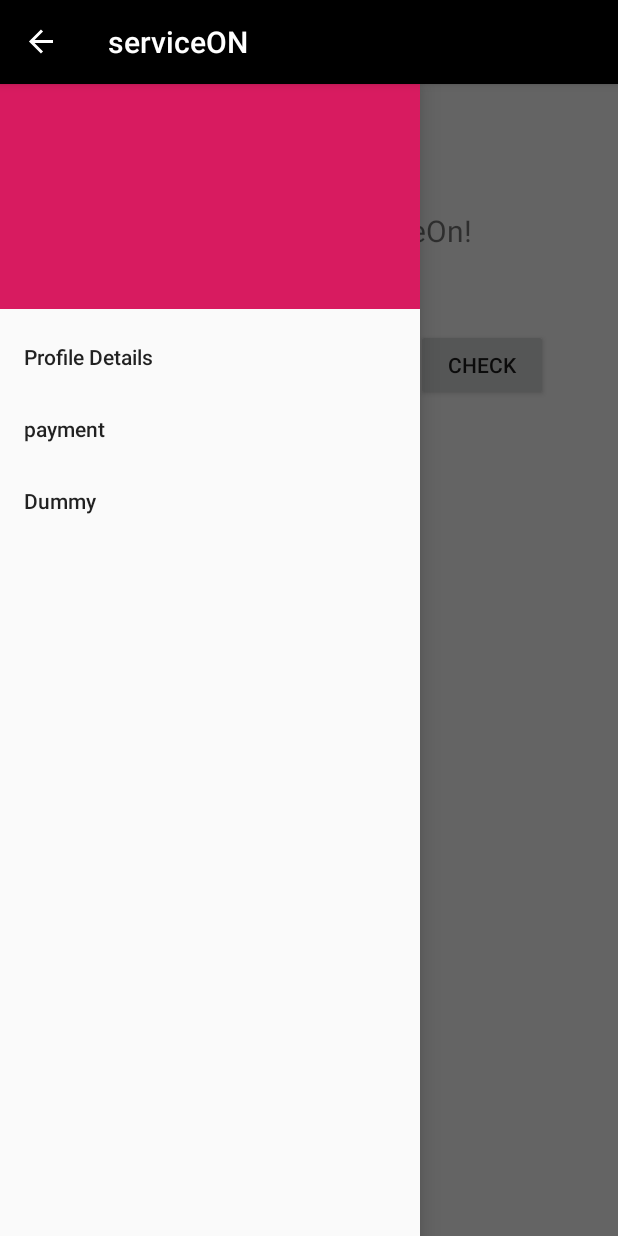
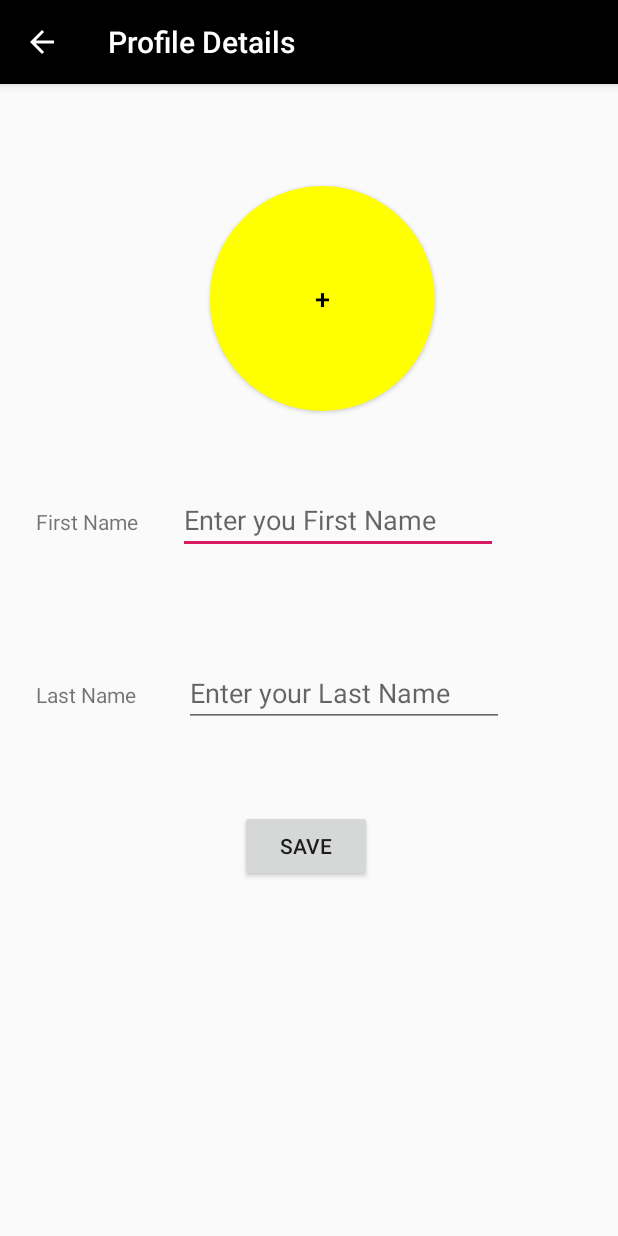
Before and after one commit to Nimitlambton/ServiceOnPassenger, an Android app: the screen it shows after launch (MainActivity before the commit, ProfileDetails after it), after a tap on "Profile Details", on a phone screen of 412 x 824 dp. Run offline under Robolectric (Android 15) with nearby library versions, the phone set to English and light mode, and no system bars; 2 other taps on this screen came first.

```diff
--- a/app/build.gradle
+++ b/app/build.gradle
@@ -25,7 +25,7 @@ android {
 
 dependencies {
     implementation fileTree(dir: 'libs', include: ['*.jar'])
-    implementation"org.jetbrains.kotlin:kotlin-stdlib-jdk7:$kotlin_version"
+    implementation "org.jetbrains.kotlin:kotlin-stdlib-jdk7:$kotlin_version"
     implementation 'androidx.appcompat:appcompat:1.0.2'
     implementation 'androidx.core:core-ktx:1.0.2'
     implementation 'androidx.constraintlayout:constraintlayout:1.1.3'
--- a/app/src/main/AndroidManifest.xml
+++ b/app/src/main/AndroidManifest.xml
@@ -9,6 +9,8 @@
         android:roundIcon="@mipmap/ic_launcher_round"
         android:supportsRtl="true"
         android:theme="@style/AppTheme">
+        <activity android:name=".paymentAct"></activity>
+        <activity android:name=".ProfileDetails" />
         <activity android:name=".MainActivity">
             <intent-filter>
                 <action android:name="android.intent.action.MAIN" />
--- a/app/src/main/java/com/lambtonserviceon/MainActivity.kt
+++ b/app/src/main/java/com/lambtonserviceon/MainActivity.kt
@@ -1,5 +1,6 @@
 package com.lambtonserviceon
 
+import android.content.Intent
 import androidx.appcompat.app.AppCompatActivity
 import android.os.Bundle
 import android.view.MenuItem
@@ -40,19 +41,36 @@ class MainActivity : AppCompatActivity() ,  View.OnClickListener{
 
 
         navView.setNavigationItemSelectedListener {
+//
+//
             when(it.itemId){
 
-                R.id.miItem1 ->
 
-                    Toast.makeText(this , "helloworld" ,Toast.LENGTH_SHORT).show()
+                R.id.miItem1 -> {
+                    val intent = Intent(this, ProfileDetails::class.java)
+
+                startActivity(intent)
+                }
+
+                R.id.miItem2 -> {
 
 
 
+                    val intent = Intent(this, paymentAct::class.java)
+
+                    startActivity(intent)
+
+                }
+
+                R.id.miItem3 -> {
+                    Toast.makeText(this, "Dummy", Toast.LENGTH_SHORT).show()
+                }
 
             }
+
+
             true
         }
-
 
 
         Searchbtn = findViewById(R.id.Searchbtn)
@@ -64,8 +82,6 @@ class MainActivity : AppCompatActivity() ,  View.OnClickListener{
 
 
     }
-
-
 
 
 
@@ -82,82 +98,34 @@ class MainActivity : AppCompatActivity() ,  View.OnClickListener{
 
     fun checkPostalCode(postalCode:String){
 
-
-       // Toast.makeText(applicationContext ,  postalCode,  Toast.LENGTH_LONG).show()
-
-
         if ( postalCode == "" ) {
 
-
             Toast.makeText(applicationContext , "please enter PostalCode  " ,  Toast.LENGTH_LONG).show()
-
-
         }
-
-
-
-
             var    pattern  =  Regex  ("^(?!.*[DFIOQU])[A-VXY][0-9][A-Z] ?[0-9][A-Z][0-9]$")
-
-
-           var result = pattern.matches(postalCode)
-
-
-
-
-
+            var result = pattern.matches(postalCode)
 
         if (result) {
-
         //    Toast.makeText(applicationContext , result.toString() ,  Toast.LENGTH_LONG).show()
             Searchbtn.visibility = View.VISIBLE
-
         }else if (result == false )  {
-
             Toast.makeText(applicationContext , "Invalid Postal Code" ,  Toast.LENGTH_LONG).show()
-
             Searchbtn.visibility = View.INVISIBLE
-
-
         }
-
-
-
-
-    }
-
-
-
-
-    override fun onClick(v: View?) {
-
-        when(v?.id ){
-
-
-            R.id.chkbtn ->{
-
-                checkPostalCode(postalCode.text.toString())
-
-            }
-
-
-
-        }
-
-
-
-
-
-
-
-
     }
 
 
 
 
 
+    override fun onClick(v: View?) {
+        when(v?.id ){
+            R.id.chkbtn ->{
+                checkPostalCode(postalCode.text.toString())
+            }
+        }
 
+    }
 
 
 
--- /dev/null
+++ b/app/src/main/java/com/lambtonserviceon/ProfileDetails.kt
@@ -0,0 +1,67 @@
+package com.lambtonserviceon
+
+import android.content.Intent
+import androidx.appcompat.app.AppCompatActivity
+import android.os.Bundle
+import android.provider.MediaStore
+import android.widget.Button
+import android.widget.Toast
+import kotlinx.android.synthetic.main.activity_payment.*
+
+class ProfileDetails : AppCompatActivity() {
+
+    lateinit var button : Button
+    override fun onCreate(savedInstanceState: Bundle?) {
+        super.onCreate(savedInstanceState)
+        setContentView(R.layout.activity_profile_details)
+
+
+
+        this.setupActionBarBtn()
+
+         button = findViewById(R.id.dpBtn)
+
+
+        button.setText("+");
+
+
+        button.setOnClickListener {
+
+
+            Toast.makeText(this, "Dummy", Toast.LENGTH_SHORT).show()
+
+
+        }
+
+
+    }
+
+
+
+
+
+
+
+
+
+
+
+    fun setupActionBarBtn(){
+
+        this.title = "Profile Details"
+        val actionbar = supportActionBar
+        //set back button
+        actionbar!!.setDisplayHomeAsUpEnabled(true)
+
+
+
+    }
+
+
+
+    override fun onSupportNavigateUp(): Boolean {
+        onBackPressed()
+        return true
+    }
+
+}
--- /dev/null
+++ b/app/src/main/res/drawable/round_button.xml
@@ -0,0 +1,13 @@
+<?xml version = "1.0" encoding = "utf-8"?>
+<selector xmlns:android = "http://schemas.android.com/apk/res/android">
+    <item android:state_pressed = "false">
+        <shape android:shape = "oval">
+            <solid android:color = "#ffff00"/>
+        </shape>
+    </item>
+    <item android:state_pressed = "true">
+        <shape android:shape = "oval">
+            <solid android:color = "#fff000"/>
+        </shape>
+    </item>
+</selector>
--- /dev/null
+++ b/app/src/main/res/layout/activity_profile_details.xml
@@ -0,0 +1,76 @@
+<?xml version="1.0" encoding="utf-8"?>
+<androidx.constraintlayout.widget.ConstraintLayout xmlns:android="http://schemas.android.com/apk/res/android"
+    xmlns:app="http://schemas.android.com/apk/res-auto"
+    xmlns:tools="http://schemas.android.com/tools"
+    android:layout_width="match_parent"
+    android:layout_height="match_parent"
+    tools:context=".ProfileDetails">
+
+
+    <Button
+        android:id="@+id/dpBtn"
+        android:layout_width="150dp"
+        android:layout_height="150dp"
+        android:layout_marginStart="140dp"
+        android:layout_marginTop="68dp"
+        android:background="@drawable/round_button"
+        android:textAlignment="center"
+        android:textColor="#000"
+        android:textSize="18sp"
+        app:layout_constraintStart_toStartOf="parent"
+        app:layout_constraintTop_toTopOf="parent" />
+
+    <Button
+        android:id="@+id/savebtn"
+        android:layout_width="wrap_content"
+        android:layout_height="wrap_content"
+        android:layout_marginStart="160dp"
+        android:layout_marginTop="484dp"
+        android:text="save"
+        app:layout_constraintStart_toStartOf="parent"
+        app:layout_constraintTop_toTopOf="parent" />
+
+    <EditText
+        android:id="@+id/firstName"
+        android:layout_width="wrap_content"
+        android:layout_height="wrap_content"
+        android:layout_marginTop="268dp"
+        android:layout_marginEnd="80dp"
+        android:ems="10"
+        android:hint="Enter you First Name"
+        android:inputType="textPersonName"
+        android:textColorLink="#008B2121"
+        app:layout_constraintEnd_toEndOf="parent"
+        app:layout_constraintTop_toTopOf="parent" />
+
+    <EditText
+        android:id="@+id/lastName"
+        android:layout_width="wrap_content"
+        android:layout_height="wrap_content"
+        android:layout_marginStart="32dp"
+        android:ems="10"
+        android:hint="Enter your Last Name"
+        android:inputType="textPersonName"
+        app:layout_constraintBaseline_toBaselineOf="@+id/textView5"
+        app:layout_constraintStart_toEndOf="@+id/textView5" />
+
+    <TextView
+        android:id="@+id/textView3"
+        android:layout_width="wrap_content"
+        android:layout_height="wrap_content"
+        android:layout_marginStart="24dp"
+        android:text="First Name"
+        app:layout_constraintBaseline_toBaselineOf="@+id/firstName"
+        app:layout_constraintStart_toStartOf="parent" />
+
+    <TextView
+        android:id="@+id/textView5"
+        android:layout_width="wrap_content"
+        android:layout_height="wrap_content"
+        android:layout_marginStart="24dp"
+        android:layout_marginTop="96dp"
+        android:text="Last Name"
+        app:layout_constraintStart_toStartOf="parent"
+        app:layout_constraintTop_toBottomOf="@+id/textView3" />
+
+</androidx.constraintlayout.widget.ConstraintLayout>
--- a/app/src/main/res/menu/nav_drawer_menu.xml
+++ b/app/src/main/res/menu/nav_drawer_menu.xml
@@ -28,7 +28,4 @@
 
 
 
-
-
-
 </menu>
```
Also changed, not shown: app/src/main/java/com/lambtonserviceon/paymentAct.kt (added, +35 -0 lines), app/src/main/res/layout/activity_payment.xml (added, +69 -0 lines).
